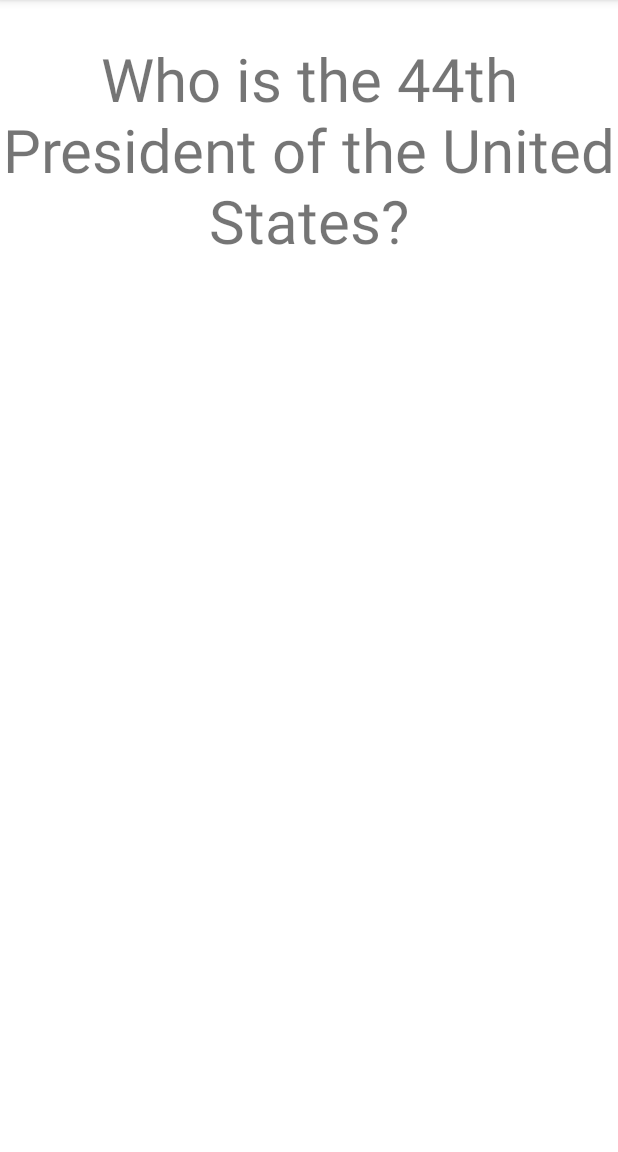
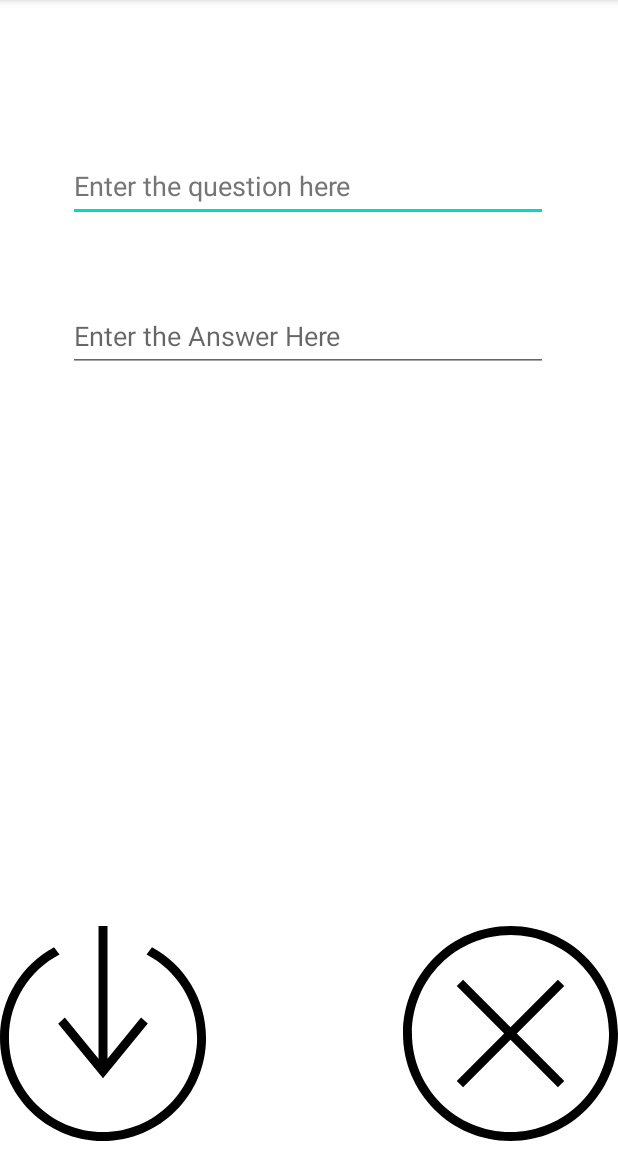
Before and after one commit to nce210002/SimpleFlashcardApp, an Android app: the screen it shows after launch (MainActivity before the commit, AddCardActivity after it), on a phone screen of 412 x 824 dp, the part 84-1236 px from its top. Run offline under Robolectric (Android 15) with nearby library versions, the phone set to English and light mode, and no system bars.

Commit message:
Rehaul to fit Lab 2 assignement

```diff
--- /dev/null
+++ b/app/src/main/java/com/example/myapplication/AddCardActivity.kt
@@ -0,0 +1,38 @@
+package com.example.myapplication
+
+import android.content.Intent
+import androidx.appcompat.app.AppCompatActivity
+import android.os.Bundle
+import android.view.View
+import android.widget.EditText
+import android.widget.ImageView
+
+class AddCardActivity() : AppCompatActivity() {
+    override fun onCreate(savedInstanceState: Bundle?) {
+        super.onCreate(savedInstanceState)
+        setContentView(R.layout.activity_add_card)
+
+        //Variables
+        val cancel_button = findViewById<ImageView>(R.id.CancelButton)
+        val save_button = findViewById<ImageView>(R.id.SaveButton)
+        val Question_Text = findViewById<EditText>(R.id.question_edit_text).text.toString()
+        val Answer_Text = findViewById<EditText>(R.id.answer_edit_text).text.toString()
+
+
+
+        //Click save button to save the data
+        save_button.setOnClickListener {
+            val data = Intent()
+            data.putExtra("Question_Key", Question_Text)
+            data.putExtra("Answer_Key", Answer_Text)
+            setResult(RESULT_OK, data)
+            finish()
+
+        }
+
+        //Click cancel button to dismiss back to main
+        cancel_button.setOnClickListener{
+        finish()
+        }
+    }
+}
--- /dev/null
+++ b/app/src/main/res/drawable/ic_cancel.xml
@@ -0,0 +1,10 @@
+<vector xmlns:android="http://schemas.android.com/apk/res/android"
+    android:width="24dp"
+    android:height="24dp"
+    android:viewportWidth="24"
+    android:viewportHeight="24">
+  <path
+      android:fillColor="#FF000000"
+      android:pathData="M12,0c6.623,0 12,5.377 12,12s-5.377,12 -12,12 -12,-5.377 -12,-12 5.377,-12 12,-12zM12,1c6.071,0 11,4.929 11,11s-4.929,11 -11,11 -11,-4.929 -11,-11 4.929,-11 11,-11zM12,11.293l5.293,-5.293 0.707,0.707 -5.293,5.293 5.293,5.293 -0.707,0.707 -5.293,-5.293 -5.293,5.293 -0.707,-0.707 5.293,-5.293 -5.293,-5.293 0.707,-0.707 5.293,5.293z"
+      android:fillType="evenOdd"/>
+</vector>
--- /dev/null
+++ b/app/src/main/res/drawable/ic_save.xml
@@ -0,0 +1,10 @@
+<vector xmlns:android="http://schemas.android.com/apk/res/android"
+    android:width="24dp"
+    android:height="24dp"
+    android:viewportWidth="24"
+    android:viewportHeight="24">
+  <path
+      android:fillColor="#FF000000"
+      android:pathData="M16.965,2.381c3.593,1.946 6.035,5.749 6.035,10.119 0,6.347 -5.153,11.5 -11.5,11.5s-11.5,-5.153 -11.5,-11.5c0,-4.37 2.442,-8.173 6.035,-10.119l0.608,0.809c-3.353,1.755 -5.643,5.267 -5.643,9.31 0,5.795 4.705,10.5 10.5,10.5s10.5,-4.705 10.5,-10.5c0,-4.043 -2.29,-7.555 -5.643,-9.31l0.608,-0.809zM12,0v14.826l3.747,-4.604 0.753,0.666 -5,6.112 -5,-6.101 0.737,-0.679 3.763,4.608v-14.828h1z"
+      android:fillType="evenOdd"/>
+</vector>
--- /dev/null
+++ b/app/src/main/res/layout/activity_add_card.xml
@@ -0,0 +1,50 @@
+<?xml version="1.0" encoding="utf-8"?>
+<RelativeLayout xmlns:android="http://schemas.android.com/apk/res/android"
+    xmlns:app="http://schemas.android.com/apk/res-auto"
+    xmlns:tools="http://schemas.android.com/tools"
+    android:layout_width="match_parent"
+    android:layout_height="match_parent"
+    tools:context=".AddCardActivity">
+
+    <ImageView
+        android:id="@+id/CancelButton"
+        android:layout_width="143dp"
+        android:layout_height="158dp"
+        android:layout_alignParentEnd="true"
+        android:layout_alignParentBottom="true"
+        app:srcCompat="@drawable/ic_cancel"
+        android:contentDescription="TODO" />
+
+    <EditText
+        android:id="@+id/question_edit_text"
+        android:layout_width="wrap_content"
+        android:layout_height="wrap_content"
+        android:ems="15"
+        android:hint="Enter the question here"
+        android:inputType="textPersonName"
+        android:minHeight="48dp"
+        android:textColorHint="#757575"
+        android:translationX="45dp"
+        android:translationY="100dp"
+        android:autofillHints="" />
+
+    <EditText
+        android:id="@+id/answer_edit_text"
+        android:layout_width="wrap_content"
+        android:layout_height="wrap_content"
+        android:ems="15"
+        android:hint="Enter the Answer Here"
+        android:inputType="textPersonName"
+        android:minHeight="48dp"
+        android:translationX="45dp"
+        android:translationY="200dp" />
+
+    <ImageView
+        android:id="@+id/SaveButton"
+        android:layout_width="143dp"
+        android:layout_height="158dp"
+        android:layout_alignParentStart="true"
+        android:layout_alignParentBottom="true"
+        app:srcCompat="@drawable/ic_save" />
+
+</RelativeLayout>
```
Also changed, not shown: app/src/main/AndroidManifest.xml (+9 -0 lines), app/src/main/java/com/example/myapplication/MainActivity.kt (+40 -6 lines), app/src/main/res/drawable/ic_iconmonstr_plus_circle_thin.xml (added, +10 -0 lines), app/src/main/res/layout/activity_main.xml (+9 -0 lines), 5 other files.
